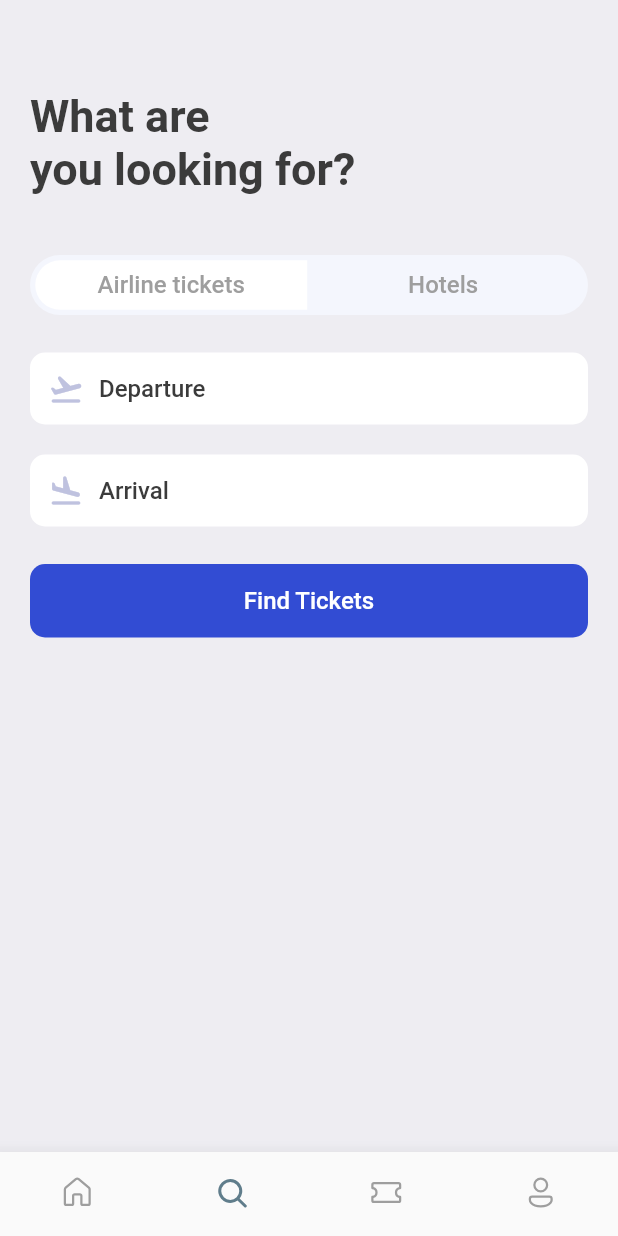
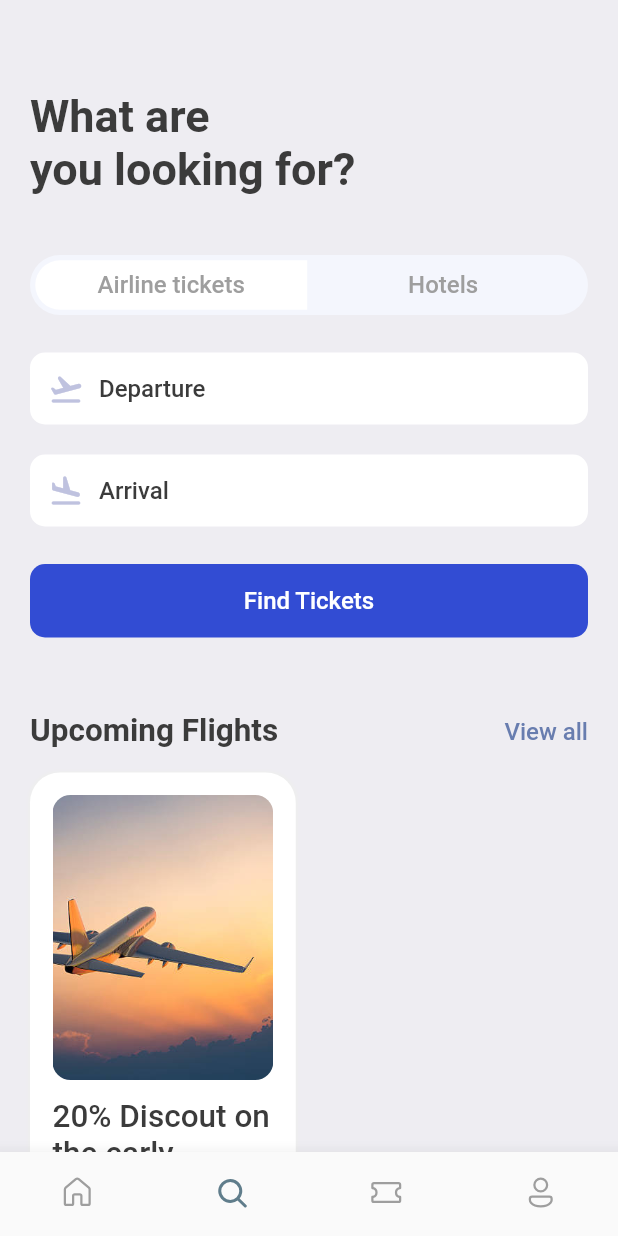
Before and after one commit to jabirkhalif/flutter_ticket_app, a Flutter app: the screen it shows after launch, item 2 of the bottom bar chosen, on a phone screen of 412 x 824 dp. Run offline on Flutter 3.47's test engine with Material 2 defaults, Android fonts, the phone set to English and light mode, and no system bars; our stand-ins replace fluentui_icons, get.

Commit message:
more on the search screen design

```diff
--- a/lib/screens/search_screen.dart
+++ b/lib/screens/search_screen.dart
@@ -1,6 +1,7 @@
 import 'package:booking_ticket/utils/app_layout.dart';
 import 'package:booking_ticket/utils/app_styles.dart';
 import 'package:booking_ticket/widgets/icon_text_widget.dart';
+import 'package:booking_ticket/widgets/info_widget.dart';
 import 'package:flutter/cupertino.dart';
 import 'package:flutter/material.dart';
 
@@ -104,6 +105,65 @@ class SearchScreen extends StatelessWidget {
                 style: Styles.textStyle.copyWith(color: Colors.white),
                 textAlign: TextAlign.center),
           ),
+          SizedBox(
+            height: AppLayout.getScreenHeight(10),
+          ),
+          const Info(text1: 'Upcoming Flights', text2: 'View all'),
+          SizedBox(
+            height: AppLayout.getScreenHeight(15),
+          ),
+          Row(
+            children: [
+              // ignore: avoid_unnecessary_containers
+              Container(
+                height: AppLayout.getScreenHeight(400),
+                padding: EdgeInsets.symmetric(
+                    horizontal: AppLayout.getScreenHeight(15),
+                    vertical: AppLayout.GetWidth(15)),
+                width: size.width * .43,
+                decoration: BoxDecoration(
+                  color: Colors.white,
+                  borderRadius: BorderRadius.circular(
+                    AppLayout.getScreenHeight(20),
+                  ),
+                  boxShadow: [
+                    BoxShadow(
+                      color: Colors.grey.shade200,
+                      spreadRadius: 1,
+                      blurRadius: 1,
+                    ),
+                  ],
+                ),
+                child: Column(children: [
+                  Container(
+                      height: AppLayout.getScreenHeight(190),
+                      decoration: BoxDecoration(
+                        borderRadius: BorderRadius.circular(
+                          AppLayout.getScreenHeight(12),
+                        ),
+                        image: const DecorationImage(
+                          image: AssetImage('assets/images/img1.jpg'),
+                          fit: BoxFit.cover,
+                        ),
+                      )),
+                  SizedBox(height: AppLayout.getScreenHeight(12)),
+                  Text(
+                    "20% Discout on the early booking of this flight, DON'T miss OUT! this chance",
+                    style: Styles.headLineStyle2
+                        .copyWith(fontWeight: FontWeight.w500),
+                  )
+                ]),
+              ),
+
+              Column(
+                children: [
+                  Container(
+
+                  )
+                ],
+              )
+            ],
+          )
         ],
       ),
     );
--- /dev/null
+++ b/lib/widgets/info_widget.dart
@@ -0,0 +1,32 @@
+import 'package:booking_ticket/utils/app_styles.dart';
+import 'package:flutter/cupertino.dart';
+import 'package:flutter/material.dart';
+
+class Info extends StatelessWidget {
+  final String text1;
+  final String text2;
+  const Info({super.key, required this.text1, required this.text2});
+
+  @override
+  Widget build(BuildContext context) {
+    return Container(
+      margin: const EdgeInsets.only(top: 40),
+      child: Row(
+        mainAxisAlignment: MainAxisAlignment.spaceBetween,
+        children: [
+          Text(
+            text1,
+            style: Styles.headLineStyle2,
+          ),
+          InkWell(
+            onTap: () {},
+            child: Text(
+              text2,
+              style: Styles.textStyle.copyWith(color: Styles.primaryColor),
+            ),
+          ),
+        ],
+      ),
+    );
+  }
+}
```
